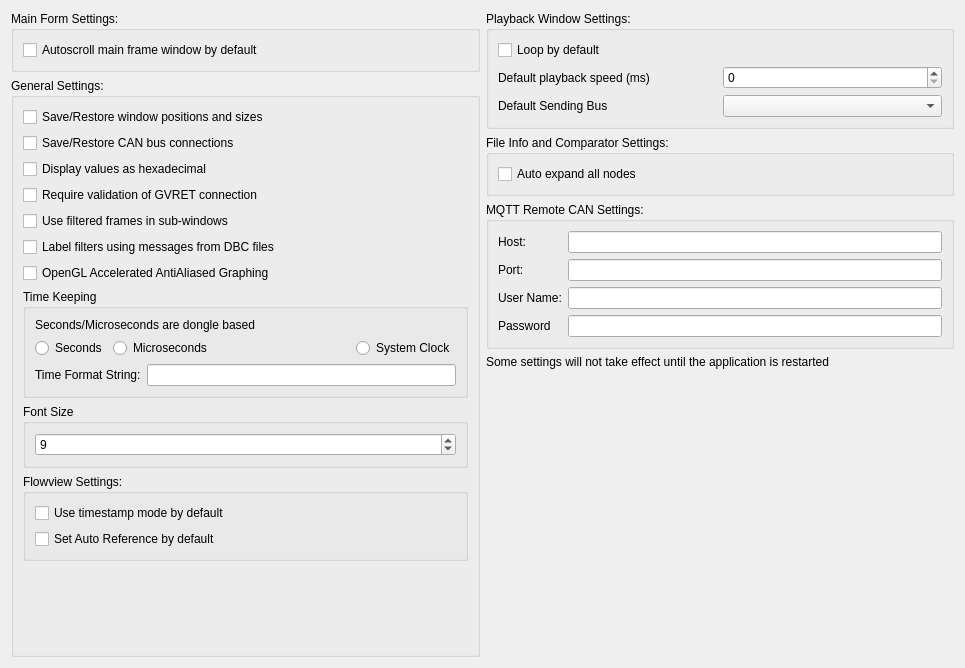
Above: ui/mainsettingsdialog.ui from collin80/SavvyCAN before the change. Below: the same form after it.
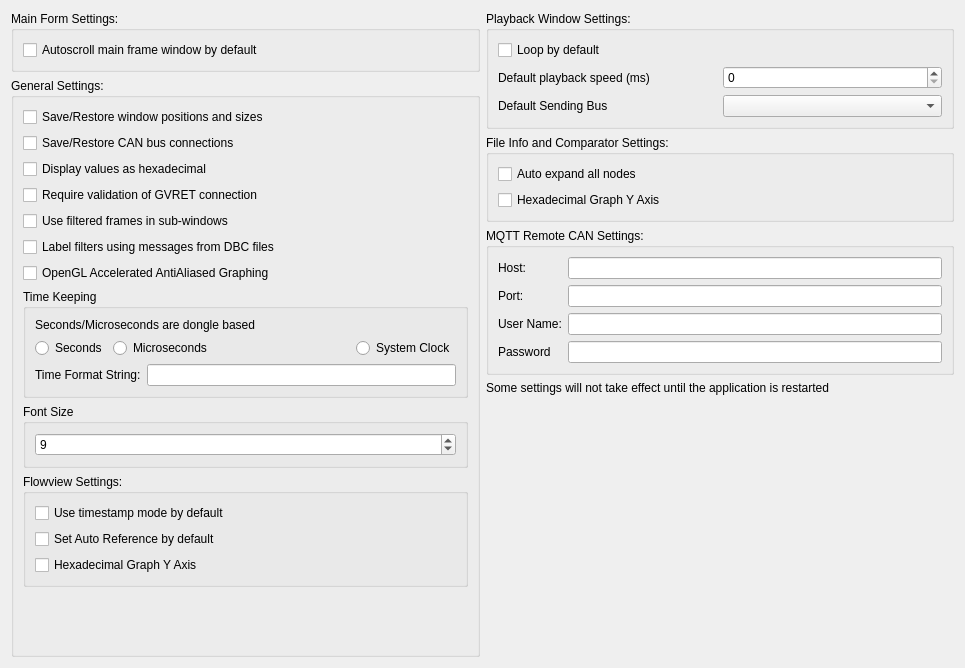
That is the form after the change.

Commit message: Added hex labeling option to graphs in flowview and frame info windows, a few tweaks for potential QT6 support

What changed in the file:
```diff
--- a/ui/mainsettingsdialog.ui
+++ b/ui/mainsettingsdialog.ui
@@ -197,6 +197,13 @@
              </property>
             </widget>
            </item>
+           <item>
+            <widget class="QCheckBox" name="cbHexGraphFlow">
+             <property name="text">
+              <string>Hexadecimal Graph Y Axis</string>
+             </property>
+            </widget>
+           </item>
           </layout>
          </widget>
         </item>
@@ -281,6 +288,13 @@
           </property>
          </widget>
         </item>
+        <item>
+         <widget class="QCheckBox" name="cbHexGraphInfo">
+          <property name="text">
+           <string>Hexadecimal Graph Y Axis</string>
+          </property>
+         </widget>
+        </item>
        </layout>
       </widget>
      </item>
```
The commit also changes 10 other files.
